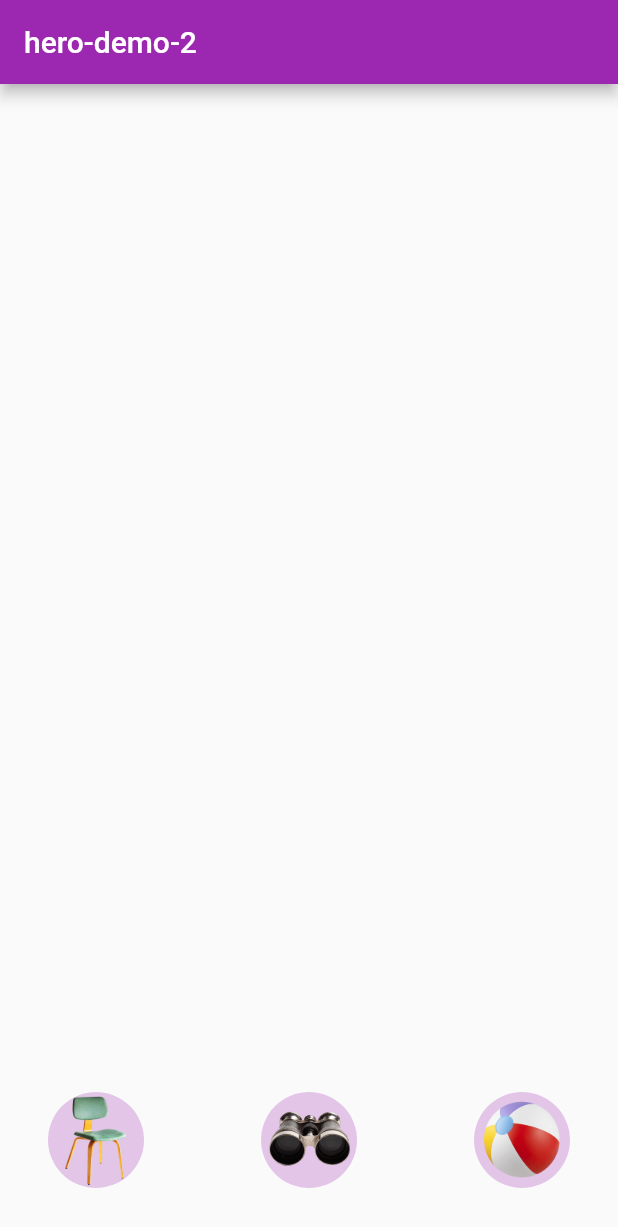
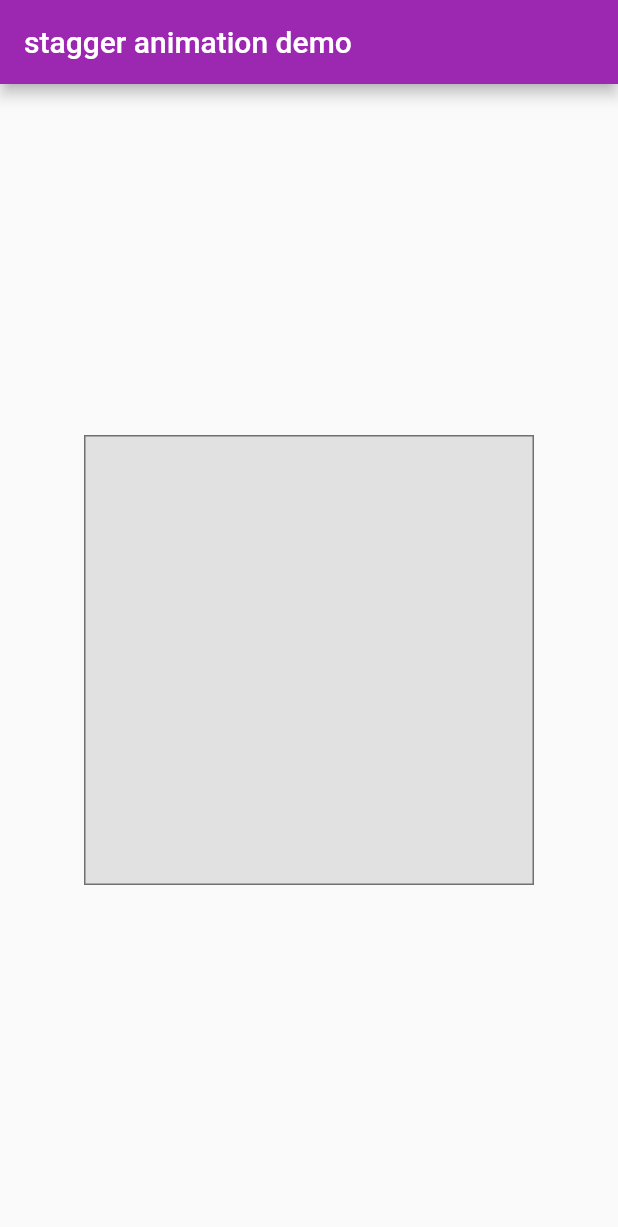
Before and after one commit to zhenglong/flutter-examples, a Flutter app: the screen it shows after launch, on a phone screen of 412 x 824 dp. Shown: the top 1227 px of the screen. Run offline on Flutter 3.47's test engine with Material 2 defaults, Android fonts, the phone set to English and light mode, and no system bars; our stand-ins replace after_layout, cached_network_image.

Commit message:
stagger demo

```diff
--- a/lib/main.dart
+++ b/lib/main.dart
@@ -1,6 +1,6 @@
 import 'package:flutter/material.dart';
 import 'package:flutter/foundation.dart';
-import './hero-demo2.dart';
+import './stagger-animation-demo.dart';
 
 void main() => runApp(MyApp());
 
--- /dev/null
+++ b/lib/stagger-animation-demo.dart
@@ -0,0 +1,132 @@
+import 'package:flutter/material.dart';
+import 'dart:async';
+import 'package:flutter/scheduler.dart' show timeDilation;
+
+class StaggerAnimation extends StatelessWidget {
+  final Animation<double> controller;
+  final Animation<double> opacity;
+  final Animation<double> width;
+  final Animation<double> height;
+  final Animation<EdgeInsets> padding;
+  final Animation<BorderRadius> borderRadius;
+  final Animation<Color> color;
+
+  StaggerAnimation({Key key, this.controller}) :
+      opacity = Tween<double>(
+        begin: 0.0,
+        end: 1.0
+      ).animate(CurvedAnimation(parent: controller, curve: Interval(0.0, 0.100, curve: Curves.ease))),
+      width = Tween<double>(
+        begin: 50.0,
+        end: 150.0
+      ).animate(CurvedAnimation(parent: controller, curve: Interval(0.125, 0.250, curve: Curves.ease))),
+      height = Tween<double>(
+        begin: 50.0,
+        end: 150.0
+      ).animate(CurvedAnimation(parent: controller, curve: Interval(0.250, 0.375, curve: Curves.ease))),
+      padding = EdgeInsetsTween(
+        begin: const EdgeInsets.only(bottom: 16.0),
+        end: const EdgeInsets.only(bottom: 75.0)
+      ).animate(CurvedAnimation(parent: controller, curve: Interval(0.250, 0.375, curve: Curves.ease))),
+      borderRadius = BorderRadiusTween(
+          begin: BorderRadius.circular(4.0),
+          end: BorderRadius.circular(75.0)
+      ).animate(CurvedAnimation(parent: controller, curve: Interval(0.375, 0.500, curve: Curves.ease))),
+      color = ColorTween(
+        begin: Colors.indigo[100],
+        end: Colors.orange[400]
+      ).animate(CurvedAnimation(parent: controller, curve: Interval(0.500, 0.750, curve: Curves.ease))),
+      super(key: key);
+
+  Widget _buildAnimation(BuildContext context, Widget child) {
+    return Container(
+      padding: padding.value,
+      alignment: Alignment.bottomCenter,
+      child: Opacity(
+        opacity: opacity.value,
+        child: Container(
+          width: width.value,
+          height: height.value,
+          decoration: BoxDecoration(
+            color: color.value,
+            border: Border.all(
+              color: Colors.indigo[300],
+              width: 3.0
+            ),
+            borderRadius: borderRadius.value
+          ),
+        ),
+      ),
+    );
+  }
+
+  @override
+  Widget build(BuildContext context) {
+    return AnimatedBuilder(
+      builder: _buildAnimation,
+      animation: controller,
+    );
+  }
+}
+
+class DemoPage extends StatefulWidget {
+  @override
+  State<StatefulWidget> createState() {
+    return _StaggerDemoState();
+  }
+}
+
+class _StaggerDemoState extends State<DemoPage> with TickerProviderStateMixin {
+
+  AnimationController _controller;
+
+  @override
+  void initState() {
+    super.initState();
+    _controller = AnimationController(vsync: this, duration: const Duration(milliseconds: 2000));
+  }
+
+  @override
+  void dispose() {
+    _controller.dispose();
+    super.dispose();
+  }
+
+  Future<void> _playAnimation() async {
+    try {
+      await _controller.forward().orCancel;
+      await _controller.reverse().orCancel;
+    } on TickerCanceled {
+      print('tick cancelled');
+    }
+  }
+
+  @override
+  Widget build(BuildContext context) {
+    timeDilation = 1.0;
+    return Scaffold(
+      appBar: AppBar(title: const Text('stagger animation demo'),),
+      body: GestureDetector(
+        behavior: HitTestBehavior.opaque,
+        onTap: () {
+          _playAnimation();
+        },
+        child: Center(
+          child: Container(
+            width: 300.0,
+            height: 300.0,
+            decoration: BoxDecoration(
+              color: Colors.black.withOpacity(0.1),
+              border: Border.all(
+                color: Colors.black.withOpacity(0.5)
+              )
+            ),
+            child: StaggerAnimation(
+              controller: _controller.view,
+            ),
+          ),
+        ),
+      ),
+    );
+  }
+}
```
